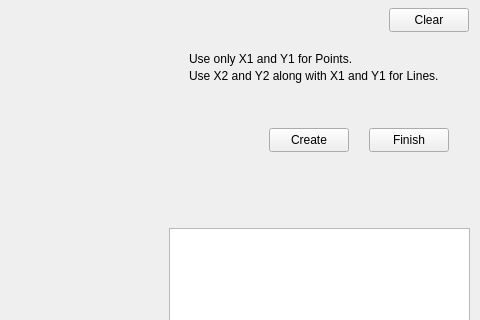
First picture: the form in mainwindow.ui, repository Turn555Kenji/CGRenderer, before the edit; both pictures show x 451 to 931 and y 132 to 452 of the 931 by 600 pixel window.
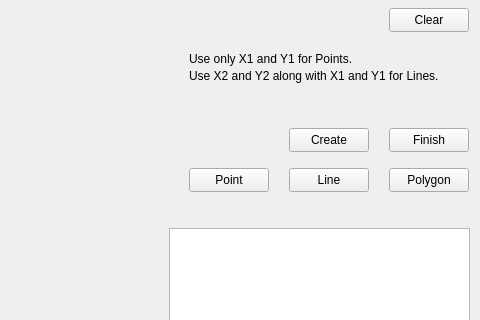
Second picture: the form after the edit. Custom widgets are drawn as their Qt base class.

Patch:
```diff
--- a/mainwindow.ui
+++ b/mainwindow.ui
@@ -218,7 +218,7 @@
    <widget class="QPushButton" name="finishButton">
     <property name="geometry">
      <rect>
-      <x>820</x>
+      <x>840</x>
       <y>260</y>
       <width>80</width>
       <height>24</height>
@@ -231,7 +231,7 @@
    <widget class="QPushButton" name="newObjectButton">
     <property name="geometry">
      <rect>
-      <x>720</x>
+      <x>740</x>
       <y>260</y>
       <width>80</width>
       <height>24</height>
@@ -241,6 +241,45 @@
      <string>Create</string>
     </property>
    </widget>
+   <widget class="QPushButton" name="lineButton">
+    <property name="geometry">
+     <rect>
+      <x>740</x>
+      <y>300</y>
+      <width>80</width>
+      <height>24</height>
+     </rect>
+    </property>
+    <property name="text">
+     <string>Line</string>
+    </property>
+   </widget>
+   <widget class="QPushButton" name="polygonButton">
+    <property name="geometry">
+     <rect>
+      <x>840</x>
+      <y>300</y>
+      <width>80</width>
+      <height>24</height>
+     </rect>
+    </property>
+    <property name="text">
+     <string>Polygon</string>
+    </property>
+   </widget>
+   <widget class="QPushButton" name="pointButton">
+    <property name="geometry">
+     <rect>
+      <x>640</x>
+      <y>300</y>
+      <width>80</width>
+      <height>24</height>
+     </rect>
+    </property>
+    <property name="text">
+     <string>Point</string>
+    </property>
+   </widget>
   </widget>
   <widget class="QMenuBar" name="menubar">
    <property name="geometry">
```
